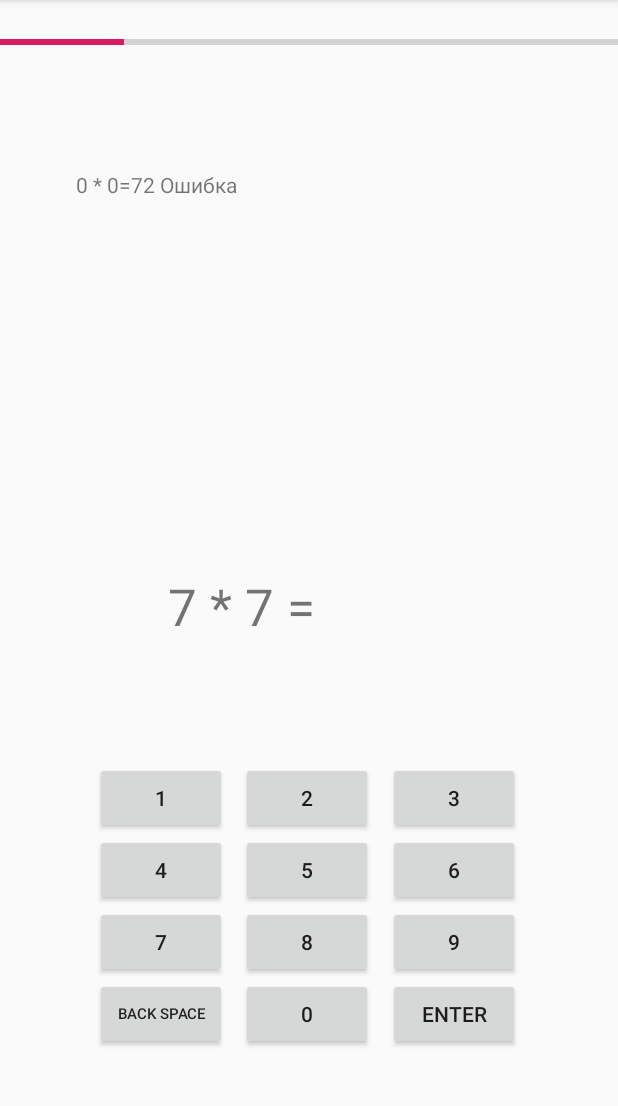
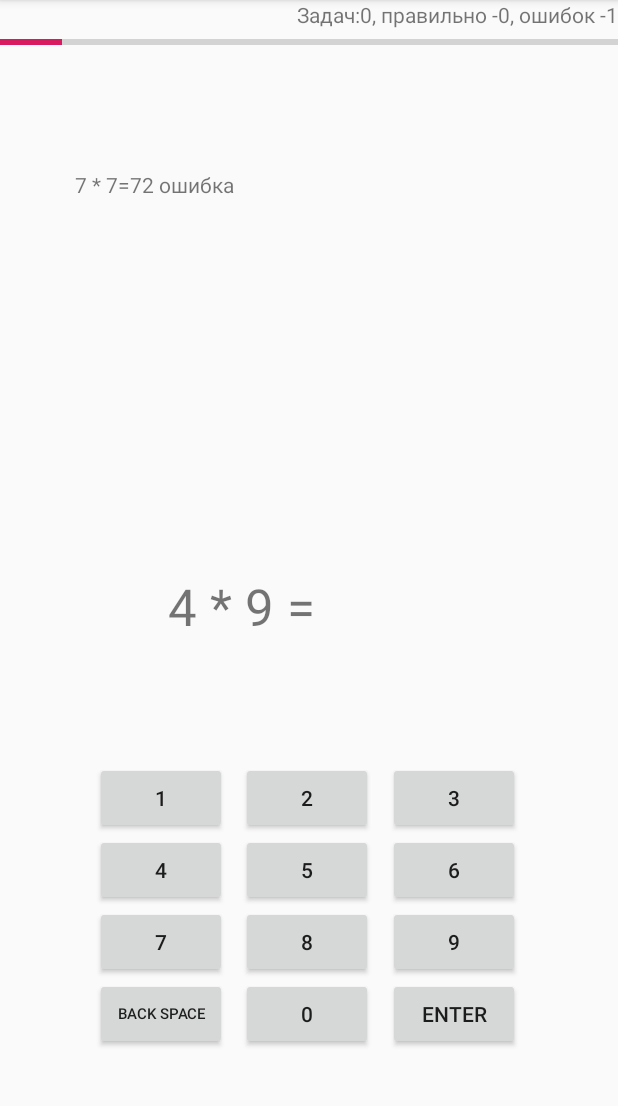
Before and after one commit to kamar19/Umnozhka2, an Android app: the screen it shows after launch (MainActivity), after a tap on "ENTER", on a phone screen of 412 x 824 dp, the part 84-1190 px from its top. Run offline under Robolectric (Android 15) with nearby library versions, the light colour scheme and no system bars.

Commit message:
error correction 22 april

```diff
--- a/app/src/main/java/com/example/umnozhka/MainActivity.java
+++ b/app/src/main/java/com/example/umnozhka/MainActivity.java
@@ -22,6 +22,8 @@ public class MainActivity extends AppCompatActivity implements View.OnClickListe
     private static SharedPreferences sharedPreferences;
     public static final String PREFERENCES_SETTINGS_NAME = "umnozhka_Settings";
     public static int heartLiveCount;
+    public static int countAllPrimerov;
+    public static int countRightTask,countWrongTask;
 
     private static boolean SETTINGS_SUBTRAC;    // Сложение
     private static boolean SETTINGS_ADD;        // Вычитание
@@ -64,7 +66,7 @@ public class MainActivity extends AppCompatActivity implements View.OnClickListe
             buttonDigit0, buttonEnter, buttonBackSpace;
     TextView textViewAnswerShow1, textViewAnswerShow2, textViewAnswerShow3, textViewAnswerShow4, textViewAnswerShow5, textViewAnswerShow6,
             textViewAnswerShow7, textViewAnswerShow8, textViewAnswerShow9, textViewAnswerShow10, textViewAnswerShow11, textViewAnswerShow12,
-            textViewQuestion, textViewAnswerShowBasic;
+            textViewQuestion, textViewAnswerShowBasic,textViewAnswerCount;
     ProgressBar progressBar;
     private int currentOneUnit, currentTwoUnit;
     private int currentAct=1, countPrimerov=1;
@@ -135,7 +137,9 @@ public class MainActivity extends AppCompatActivity implements View.OnClickListe
         textViewAnswerShow11 = findViewById(R.id.textViewAnswerShow11);
         textViewAnswerShow11.setText("");
         textViewAnswerShow12 = findViewById(R.id.textViewAnswerShow12);
-        textViewAnswerShow12.setText("");
+        textViewAnswerShow12.setText("1");
+        textViewAnswerCount = findViewById(R.id.textViewAnswerCount);
+        textViewAnswerCount.setText(String.valueOf(countPrimerov));
         textViewAnswerShowBasic = findViewById(R.id.textViewAnswerShowBasic);
 
         textViewAnswerShowBasic = findViewById(R.id.textViewAnswerShowBasic);
@@ -198,7 +202,7 @@ public class MainActivity extends AppCompatActivity implements View.OnClickListe
 
         }
         progressBar.setMax(SETTINGS_COUNT_TASK);
-
+        refrishDate();
     }
 
 
@@ -297,33 +301,62 @@ public class MainActivity extends AppCompatActivity implements View.OnClickListe
             default:return "*";
         }
     }
-
+    private String setRightTask(){
+        countRightTask++;
+        return getString(R.string.textRightTask);
+    }
+    private String setWrongTask(){
+        countWrongTask++;
+        return getString(R.string.textWrongTask);
+    }
     private void showAnswer(){
-        int intAnswer = Integer.parseInt(textViewAnswerShowBasic.getText().toString());
+        int intAnswer;
+        String answer="";
+        try
+        {
+            intAnswer = Integer.parseInt(textViewAnswerShowBasic.getText().toString());
+        }
+        catch (NumberFormatException nfe)
+        {
+            intAnswer=0;
+        };
+        if (intAnswer!=0) {
             switch (currentAct) {
-            case 1: { if (currentOneUnit*currentTwoUnit==intAnswer)                 // размещаем ответ
-                           showViewAnswerShow(getStringCurrentAct(currentAct),"Верно");
-                      else showViewAnswerShow(getStringCurrentAct(currentAct),"Ошибка");
-
+                case 1: {
+                    if (currentOneUnit * currentTwoUnit == intAnswer) answer = setRightTask();
+                    else answer = setWrongTask();
                     break; }
-            case 2: { if (currentOneUnit/currentTwoUnit==intAnswer)                 // размещаем ответ
-                           showViewAnswerShow(getStringCurrentAct(currentAct),"Верно");
-                      else showViewAnswerShow(getStringCurrentAct(currentAct),"Ошибка");
+                case 2: {
+                    if (currentOneUnit / currentTwoUnit == intAnswer)                 // размещаем ответ
+                        answer = setRightTask();
+                    else
+                        answer = setWrongTask();
                     break;
                 }
-            case 3: { if (currentOneUnit+currentTwoUnit==intAnswer)                 // размещаем ответ
-                showViewAnswerShow(getStringCurrentAct(currentAct),"Верно");
-            else showViewAnswerShow(getStringCurrentAct(currentAct),"Ошибка");
+                case 3: {
+                    if (currentOneUnit + currentTwoUnit == intAnswer)                 // размещаем ответ
+                        answer = setRightTask();
+                    else
+                        answer = setWrongTask();
                     break;
                 }
-            case 4: { if (currentOneUnit-currentTwoUnit==intAnswer)                 // размещаем ответ
-                showViewAnswerShow(getStringCurrentAct(currentAct),"Верно");
-            else showViewAnswerShow(getStringCurrentAct(currentAct),"Ошибка");
+                case 4: {
+                    if (currentOneUnit - currentTwoUnit == intAnswer)                 // размещаем ответ
+                        answer = setRightTask();
+                    else
+                        answer = setWrongTask();
                     break;
                 }
             }
-        countPrimerov ++;
+        }
+        else
+             answer = setWrongTask();
+             showViewAnswerShow(getStringCurrentAct(currentAct), answer);
+            textViewAnswerCount.setText(getString(R.string.titleAllTask)+countAllPrimerov+getString(R.string.titleRightTask)
+                    +countRightTask+getString(R.string.titleWrongTask)+countWrongTask);
             progressBar.setProgress(countPrimerov);
+            countPrimerov++;
+            countAllPrimerov++;
 }
    private void showViewAnswerShow(String deist,String prav) {
 //    textViewAnswerShow1
@@ -407,7 +440,7 @@ public class MainActivity extends AppCompatActivity implements View.OnClickListe
            case 12: {
                textViewAnswerShow12.setVisibility(View.VISIBLE);
                textViewAnswerShow12.setText(String.valueOf(currentOneUnit) + deist + currentTwoUnit + '=' + textViewAnswerShowBasic.getText() + " " + prav);
-               countPrimerov=1;
+               countPrimerov=0;
                break;
            }
        }
--- a/app/src/main/res/layout/activity_main.xml
+++ b/app/src/main/res/layout/activity_main.xml
@@ -5,18 +5,22 @@
     android:layout_width="match_parent"
     android:layout_height="match_parent"
     android:orientation="vertical">
-    <Space
+
+    <TextView
+        android:id="@+id/textViewAnswerCount"
         android:layout_width="match_parent"
-        android:layout_height="20dp" />
-
+        android:layout_height="20dp"
+        android:gravity="right"
+        android:text="" />
     <ProgressBar
         android:id="@+id/progressBar"
         style="@android:style/Widget.DeviceDefault.Light.ProgressBar.Horizontal"
         android:layout_width="match_parent"
         android:layout_height="wrap_content"
         android:indeterminate="false"
-        android:max="100"
-        android:progress="10" />
+        android:max="12"
+        android:progress="0" />
+
     <LinearLayout
         android:layout_width="match_parent"
         android:layout_height="0dp"
@@ -68,6 +72,7 @@
                 android:contentDescription="@string/todo"
                 tools:srcCompat="@drawable/heart" />
         </LinearLayout>
+
         <GridLayout
             android:id="@+id/gridLayout1"
             android:layout_width="match_parent"
@@ -87,8 +92,8 @@
                 android:layout_columnWeight="1"
                 android:layout_gravity="center"
                 android:text="@string/textViewAnswerShow1"
-                android:visibility="invisible"
-                android:textSize="14sp" />
+                android:textSize="14sp"
+                android:visibility="invisible" />
 
             <TextView
                 android:id="@+id/textViewAnswerShow2"
@@ -98,8 +103,8 @@
                 android:layout_columnWeight="1"
                 android:layout_gravity="center"
                 android:text="@string/textViewAnswerShow2"
-                android:visibility="invisible"
-                android:textSize="14sp" />
+                android:textSize="14sp"
+                android:visibility="invisible" />
 
             <TextView
                 android:id="@+id/textViewAnswerShow3"
@@ -109,8 +114,8 @@
                 android:layout_columnWeight="1"
                 android:layout_gravity="center"
                 android:text="@string/textViewAnswerShow3"
-                android:visibility="invisible"
-                android:textSize="14sp" />
+                android:textSize="14sp"
+                android:visibility="invisible" />
 
             <TextView
                 android:id="@+id/textViewAnswerShow4"
@@ -143,8 +148,8 @@
                 android:layout_columnWeight="1"
                 android:layout_gravity="center"
                 android:text="@string/textViewAnswerShow6"
-                android:visibility="invisible"
-                android:textSize="14sp" />
+                android:textSize="14sp"
+                android:visibility="invisible" />
 
             <TextView
                 android:id="@+id/textViewAnswerShow7"
@@ -154,8 +159,8 @@
                 android:layout_columnWeight="1"
                 android:layout_gravity="center"
                 android:text="@string/textViewAnswerShow7"
-                android:visibility="invisible"
-                android:textSize="14sp" />
+                android:textSize="14sp"
+                android:visibility="invisible" />
 
             <TextView
                 android:id="@+id/textViewAnswerShow8"
@@ -165,8 +170,8 @@
                 android:layout_columnWeight="1"
                 android:layout_gravity="center"
                 android:text="@string/textViewAnswerShow8"
-                android:visibility="invisible"
-                android:textSize="14sp" />
+                android:textSize="14sp"
+                android:visibility="invisible" />
 
             <TextView
                 android:id="@+id/textViewAnswerShow9"
@@ -176,8 +181,8 @@
                 android:layout_columnWeight="1"
                 android:layout_gravity="center"
                 android:text="@string/textViewAnswerShow9"
-                android:visibility="invisible"
-                android:textSize="14sp" />
+                android:textSize="14sp"
+                android:visibility="invisible" />
 
             <TextView
                 android:id="@+id/textViewAnswerShow10"
@@ -186,9 +191,9 @@
                 android:layout_column="0"
                 android:layout_columnWeight="1"
                 android:layout_gravity="center"
-                android:visibility="invisible"
                 android:text="@string/textViewAnswerShow10"
-                android:textSize="14sp" />
+                android:textSize="14sp"
+                android:visibility="invisible" />
 
             <TextView
                 android:id="@+id/textViewAnswerShow11"
@@ -198,8 +203,8 @@
                 android:layout_columnWeight="1"
                 android:layout_gravity="center"
                 android:text="@string/textViewAnswerShow11"
-                android:visibility="invisible"
-                android:textSize="14sp" />
+                android:textSize="14sp"
+                android:visibility="invisible" />
 
             <TextView
                 android:id="@+id/textViewAnswerShow12"
@@ -209,8 +214,8 @@
                 android:layout_columnWeight="1"
                 android:layout_gravity="center"
                 android:text="@string/textViewAnswerShow12"
-                android:visibility="invisible"
-                android:textSize="14sp" />
+                android:textSize="14sp"
+                android:visibility="invisible" />
         </GridLayout>
 
         <LinearLayout
@@ -240,8 +245,8 @@
                 android:layout_gravity="center"
                 android:layout_margin="10dp"
                 android:layout_weight="3"
+                android:maxLength="4"
                 android:text="@string/textViewAnswerShowBasic"
-                android:maxLength="4"
                 android:textSize="34sp" />
 
         </LinearLayout>
@@ -360,9 +365,9 @@
                     android:layout_column="0"
                     android:layout_columnWeight="1"
                     android:layout_gravity="center"
-                    android:textSize="10sp"
+                    android:text="@string/buttonBackSpace"
 
-                    android:text="@string/buttonBackSpace" />
+                    android:textSize="10sp" />
 
                 <Button
                     android:id="@+id/buttonDigit0"
@@ -397,4 +402,5 @@
     </LinearLayout>
 
 
+
 </LinearLayout>
--- a/app/src/main/res/values/strings.xml
+++ b/app/src/main/res/values/strings.xml
@@ -27,6 +27,7 @@
     <string name="textViewAnswerShow10">10*6=6</string>
     <string name="textViewAnswerShow11">11*6=6</string>
     <string name="textViewAnswerShow12">12*6=62</string>
+    <string name="textViewAnswerCount">1</string>
     <string name="textViewQuestion"> 12 * 6 = </string>
     <string name="str_enter">Введи ответ.</string>
     <string name="textViewAnswerShowBasic">72</string>
@@ -42,7 +43,11 @@
         <item>3</item>
     </string-array>
 
-
+    <string name="titleAllTask">Задач: </string>
+    <string name="titleWrongTask">, ошибок - </string>
+    <string name="titleRightTask">, правильно - </string>
+    <string name="textRightTask">верно </string>
+    <string name="textWrongTask">ошибка </string>
 
     <string name="title_activity_pref">prefActivity</string>
 
--- a/build.gradle
+++ b/build.gradle
@@ -7,7 +7,7 @@ buildscript {
 
     }
     dependencies {
-        classpath 'com.android.tools.build:gradle:3.5.3'
+        classpath 'com.android.tools.build:gradle:3.6.3'
 
         // NOTE: Do not place your application dependencies here; they belong
         // in the individual module build.gradle files
```
Also changed, not shown: gradle/wrapper/gradle-wrapper.properties. Lines whose indentation alone changed are shown as unchanged.
